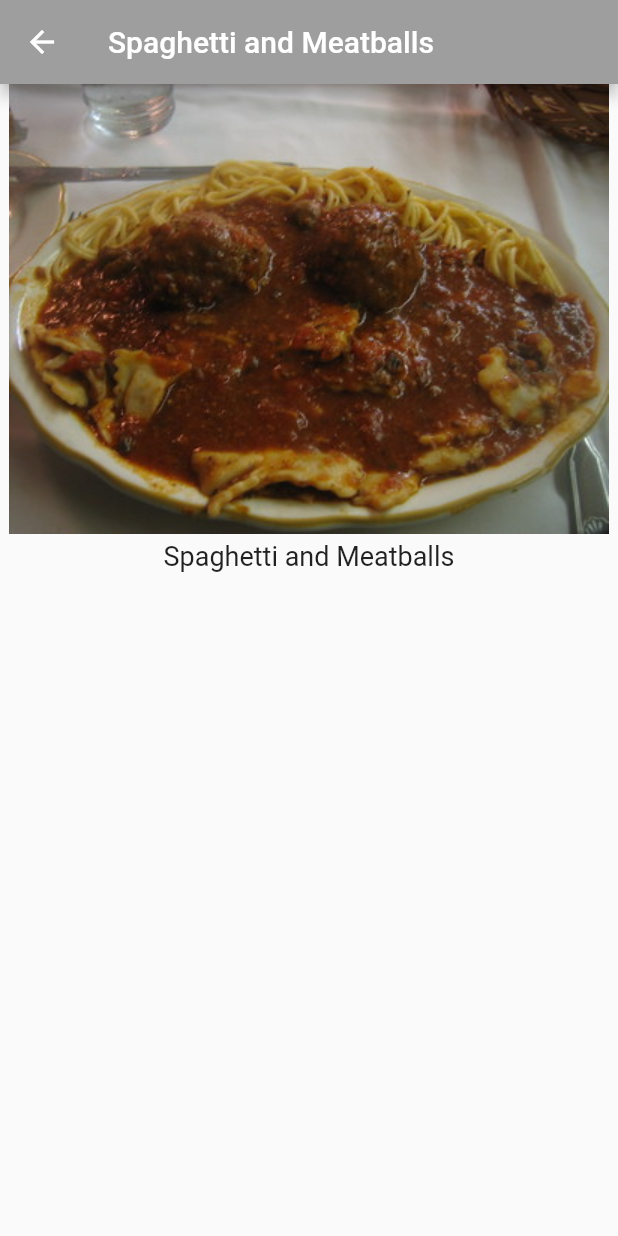
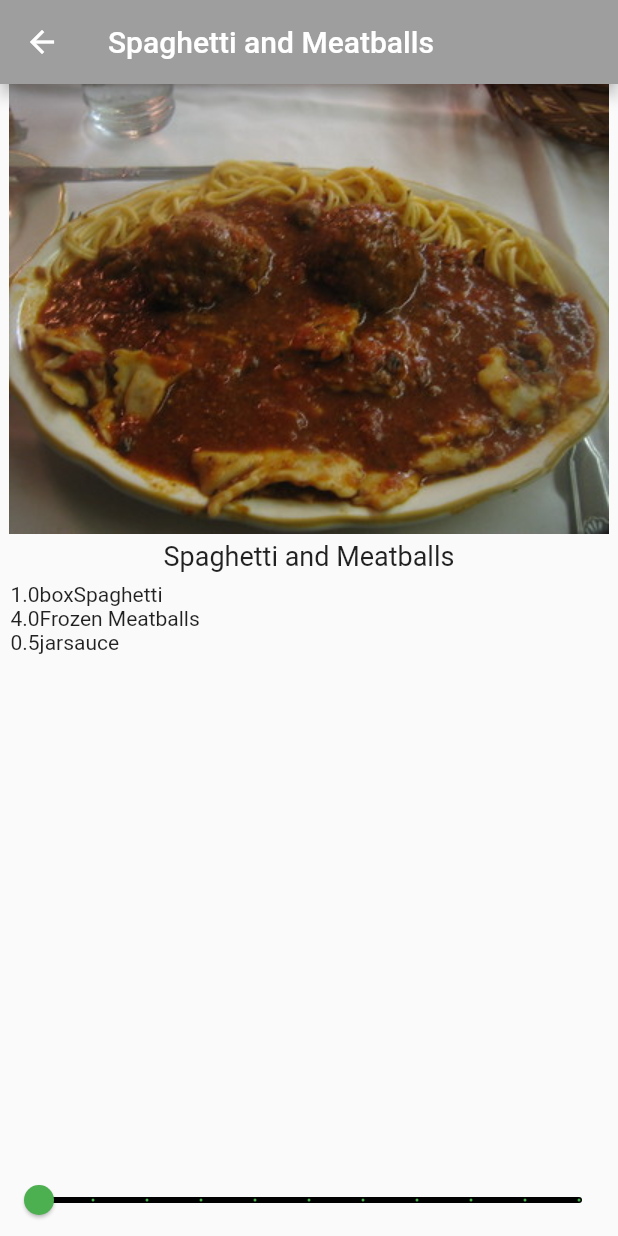
Before and after one commit to rooptestdev/recipes, a Flutter app: the screen it shows after launch, after a tap on "Spaghetti and Meatballs", on a phone screen of 412 x 824 dp. Run offline on Flutter 3.47's test engine with Material 2 defaults, Android fonts, the phone set to English and light mode, and no system bars.

Commit message:
ingredient added

```diff
--- a/lib/recipe.dart
+++ b/lib/recipe.dart
@@ -2,32 +2,145 @@ class Recipe {
   String label;
   String imageUrl;
 
-  Recipe(
-    this.label,
-    this.imageUrl,
-  );
+  int servings;
+  List<Ingredient> ingredients;
+
+  Recipe(this.label, this.imageUrl, this.servings, this.ingredients);
 
   static List<Recipe> samples = [
-    Recipe('Spaghetti and Meatballs', 'assets/2126711929_ef763de2b3_w.jpg'),
+    Recipe(
+      'Spaghetti and Meatballs',
+      'assets/2126711929_ef763de2b3_w.jpg',
+      4,
+      [
+        Ingredient(
+          1,
+          'box',
+          'Spaghetti',
+        ),
+        Ingredient(
+          4,
+          '',
+          'Frozen Meatballs',
+        ),
+        Ingredient(
+          0.5,
+          'jar',
+          'sauce',
+        ),
+      ],
+    ),
     Recipe(
       'Tomato Soup',
       'assets/27729023535_a57606c1be.jpg',
+      2,
+      [
+        Ingredient(
+          1,
+          'can',
+          'Tomato Soup',
+        ),
+      ],
     ),
     Recipe(
       'Grilled Cheese',
       'assets/3187380632_5056654a19_b.jpg',
+      1,
+      [
+        Ingredient(
+          2,
+          'slices',
+          'Cheese',
+        ),
+        Ingredient(
+          2,
+          'slices',
+          'Bread',
+        ),
+      ],
     ),
     Recipe(
       'Chocolate Chip Cookies',
       'assets/15992102771_b92f4cc00a_b.jpg',
+      24,
+      [
+        Ingredient(
+          4,
+          'cups',
+          'flour',
+        ),
+        Ingredient(
+          2,
+          'cups',
+          'sugar',
+        ),
+        Ingredient(
+          0.5,
+          'cups',
+          'chocolate chips',
+        ),
+      ],
     ),
     Recipe(
       'Taco Salad',
       'assets/8533381643_a31a99e8a6_c.jpg',
+      1,
+      [
+        Ingredient(
+          4,
+          'oz',
+          'nachos',
+        ),
+        Ingredient(
+          3,
+          'oz',
+          'taco meat',
+        ),
+        Ingredient(
+          0.5,
+          'cup',
+          'cheese',
+        ),
+        Ingredient(
+          0.25,
+          'cup',
+          'chopped tomatoes',
+        ),
+      ],
     ),
     Recipe(
       'Hawaiian Pizza',
       'assets/15452035777_294cefced5_c.jpg',
+      4,
+      [
+        Ingredient(
+          1,
+          'item',
+          'pizza',
+        ),
+        Ingredient(
+          1,
+          'cup',
+          'pineapple',
+        ),
+        Ingredient(
+          8,
+          'oz',
+          'ham',
+        ),
+      ],
     ),
   ];
 }
+
+class Ingredient {
+  double quantity;
+  String measure;
+  String name;
+
+  Ingredient(
+    this.quantity,
+    this.measure,
+    this.name,
+  );
+}
--- a/lib/recipe_detail.dart
+++ b/lib/recipe_detail.dart
@@ -16,7 +16,7 @@ class RecipeDetail extends StatefulWidget {
 }
 
 class _RecipeDetailState extends State<RecipeDetail> {
-  // TODO: Add _sliderVal here
+  int _sliderVal = 1;
   @override
   Widget build(BuildContext context) {
     return Scaffold(
@@ -40,9 +40,32 @@ class _RecipeDetailState extends State<RecipeDetail> {
               widget.recipe.label,
               style: const TextStyle(fontSize: 18),
             ),
-            // TODO: Add Expanded
-
-            // TODO: Add Slider() here
+            Expanded(
+              child: ListView.builder(
+                padding: const EdgeInsets.all(7.0),
+                itemCount: widget.recipe.ingredients.length,
+                itemBuilder: (BuildContext context, int index) {
+                  final ingredient = widget.recipe.ingredients[index];
+                  return Text('${ingredient.quantity * _sliderVal}'
+                      '${ingredient.measure}'
+                      '${ingredient.name}');
+                },
+              ),
+            ),
+            Slider(
+              min: 1,
+              max: 10,
+              divisions: 10,
+              label: '${_sliderVal * widget.recipe.servings} servings',
+              value: _sliderVal.toDouble(),
+              onChanged: (newValue) {
+                setState(() {
+                  _sliderVal = newValue.round();
+                });
+              },
+              activeColor: Colors.green,
+              inactiveColor: Colors.black,
+            ),
           ],
         ),
       ),
```
